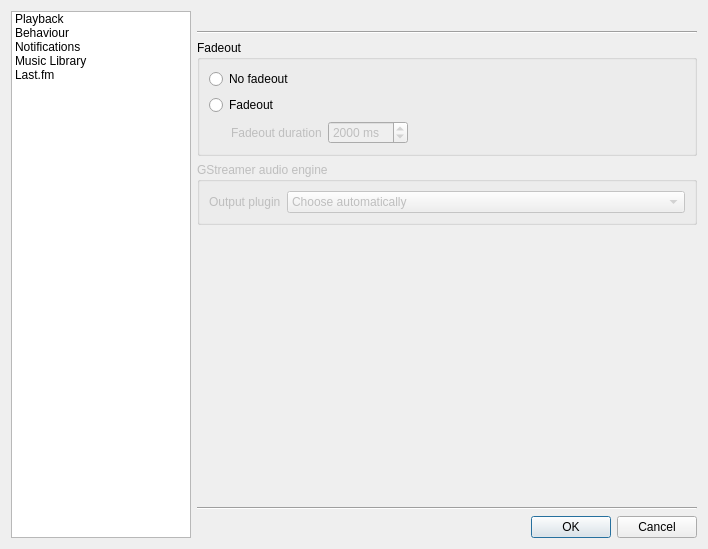
Before: the Qt Designer form src/settingsdialog.ui in clementine-player/Clementine, drawn with Qt 5.
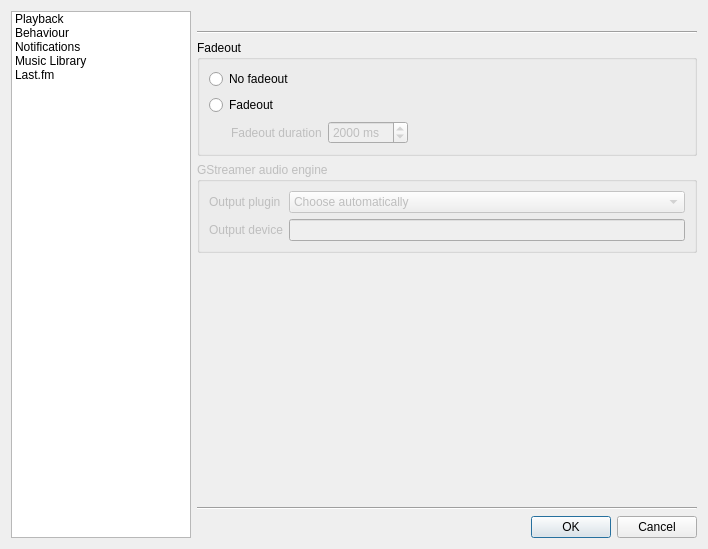
After: the same form once the commit is applied. The open tabs and pages were chosen to show the change. Icons and pictures are not drawn. Custom widgets are drawn as their Qt base class.

Commit message: Add an option to change the output device on supported gst sinks.  Fixes issue #184

```diff
--- a/src/settingsdialog.ui
+++ b/src/settingsdialog.ui
@@ -212,6 +212,26 @@
               </item>
              </widget>
             </item>
+            <item row="1" column="1">
+             <widget class="LineEdit" name="gst_device">
+              <property name="enabled">
+               <bool>false</bool>
+              </property>
+              <property name="hint" stdset="0">
+               <string>Leave blank for the default.  Examples: &quot;/dev/dsp&quot;, &quot;front&quot;, etc.</string>
+              </property>
+             </widget>
+            </item>
+            <item row="1" column="0">
+             <widget class="QLabel" name="gst_device_label">
+              <property name="enabled">
+               <bool>false</bool>
+              </property>
+              <property name="text">
+               <string>Output device</string>
+              </property>
+             </widget>
+            </item>
            </layout>
           </widget>
          </item>
@@ -516,6 +536,11 @@
   </layout>
  </widget>
  <customwidgets>
+  <customwidget>
+   <class>LineEdit</class>
+   <extends>QLineEdit</extends>
+   <header>lineedit.h</header>
+  </customwidget>
   <customwidget>
    <class>LastFMConfig</class>
    <extends>QWidget</extends>
```
Left out of the diff: 16 changed lines with no effect on the pictures. The commit also changes 12 other files.
